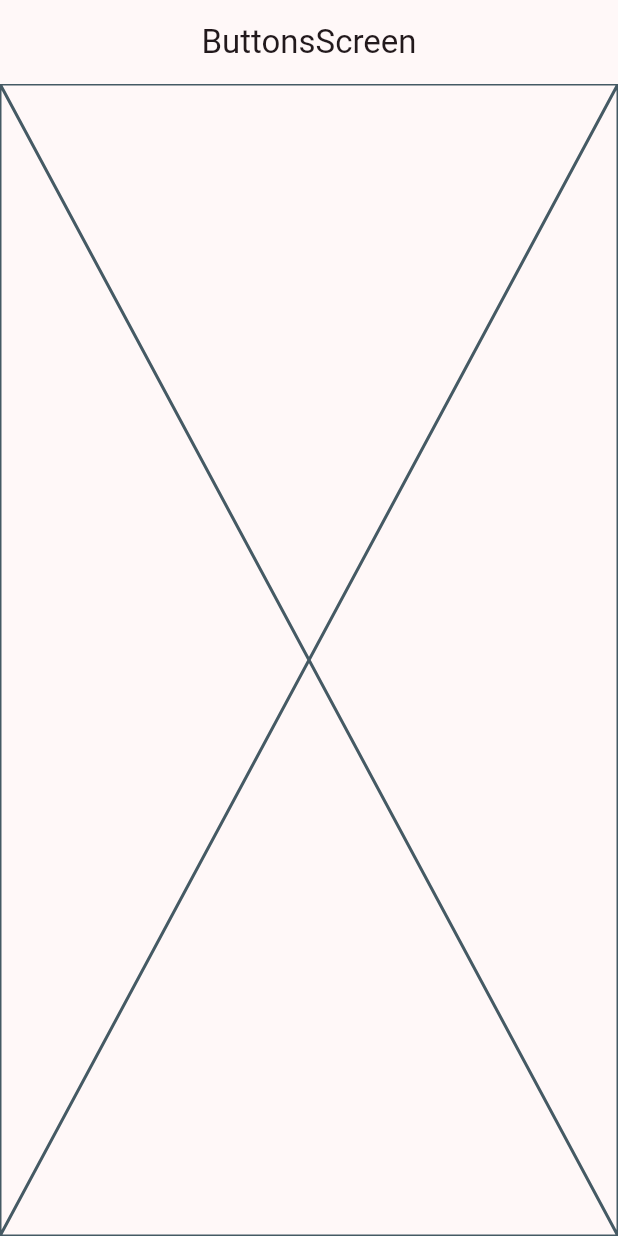
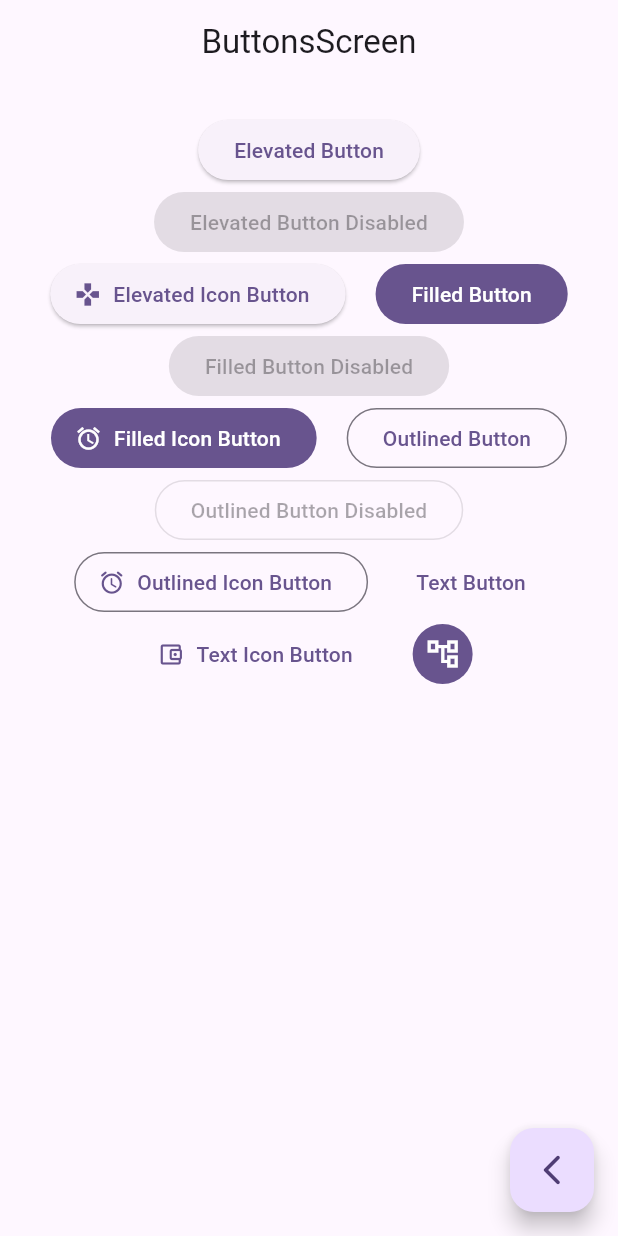
Before and after one commit to dvl666/widgets_app, a Flutter app: the ButtonsScreen screen opened by its route, on a phone screen of 412 x 824 dp. Run offline on Flutter 3.47's test engine with Material 2 defaults, Android fonts, the phone set to English and light mode, and no system bars; our stand-ins replace go_router.

Commit message:
add multiple buttons on buttons_screen

```diff
--- a/lib/main.dart
+++ b/lib/main.dart
@@ -17,7 +17,7 @@ class MainApp extends StatelessWidget {
     return MaterialApp.router(
       routerConfig: appRouter,
       debugShowCheckedModeBanner: false,
-      theme: AppTheme(selectedColor: 8).getTheme(),
+      theme: AppTheme(selectedColor: 5).getTheme(),
 
     );
   }
--- a/lib/presentation/screens/buttons/buttons_screen.dart
+++ b/lib/presentation/screens/buttons/buttons_screen.dart
@@ -1,4 +1,5 @@
 import 'package:flutter/material.dart';
+import 'package:go_router/go_router.dart';
 
 class ButtonsScreen extends StatelessWidget {
 
@@ -12,7 +13,93 @@ class ButtonsScreen extends StatelessWidget {
       appBar: AppBar(
         title: const Text('ButtonsScreen'),
       ),
-      body: const Placeholder(),
+      body: const _BottonsView(),
+      floatingActionButton: FloatingActionButton(
+        child: const Icon(Icons.arrow_back_ios_new_rounded),
+        onPressed: () {
+          context.pop();
+        },
+      ),
     );
   }
 }
+
+class _BottonsView extends StatelessWidget {
+  const _BottonsView({
+    super.key,
+  });
+
+  @override
+  Widget build(BuildContext context) {
+
+    final colors = Theme.of(context).colorScheme;
+
+    return SizedBox(
+      width: double.infinity,
+      child: Padding(
+        padding: const EdgeInsets.symmetric(horizontal: 20, vertical: 20),
+        child: Wrap(
+          spacing: 20,
+          alignment: WrapAlignment.center,
+          children: [
+            ElevatedButton(
+              onPressed: () {},
+              child: const Text('Elevated Button')
+            ),
+            const ElevatedButton(
+              onPressed: null,
+              child: Text('Elevated Button Disabled')
+            ),
+            ElevatedButton.icon(
+              onPressed: () {},
+              icon: const Icon(Icons.games),
+              label: const Text('Elevated Icon Button')
+            ),
+            FilledButton(
+              onPressed: () {},
+              child: const Text('Filled Button')
+            ),
+            const FilledButton(
+              onPressed: null,
+              child: Text('Filled Button Disabled')
+            ),
+            FilledButton.icon(
+              onPressed: () {},
+              icon: const Icon(Icons.access_alarm), label: const Text('Filled Icon Button')
+            ),
+            OutlinedButton(
+              onPressed: () {},
+              child: const Text('Outlined Button')
+            ),
+            const OutlinedButton(
+              onPressed: null,
+              child: Text('Outlined Button Disabled')
+            ),
+            OutlinedButton.icon(
+              onPressed: () {},
+              icon: const Icon(Icons.access_alarm_rounded),
+              label: const Text('Outlined Icon Button'),
+            ),
+            TextButton(
+              onPressed: () {},
+              child: Text('Text Button')
+            ),
+            TextButton.icon(
+              onPressed: () {},
+              icon: Icon(Icons.account_balance_wallet_outlined),
+              label: Text('Text Icon Button'),
+            ),
+            IconButton(
+              onPressed: () {},
+              icon: Icon(Icons.account_tree_outlined),
+              style: ButtonStyle(
+                backgroundColor: MaterialStatePropertyAll(colors.primary),
+                iconColor: MaterialStatePropertyAll(Colors.white)
+              ),
+            )
+          ],
+        ),
+      ),
+    );
+  }
+}
```
